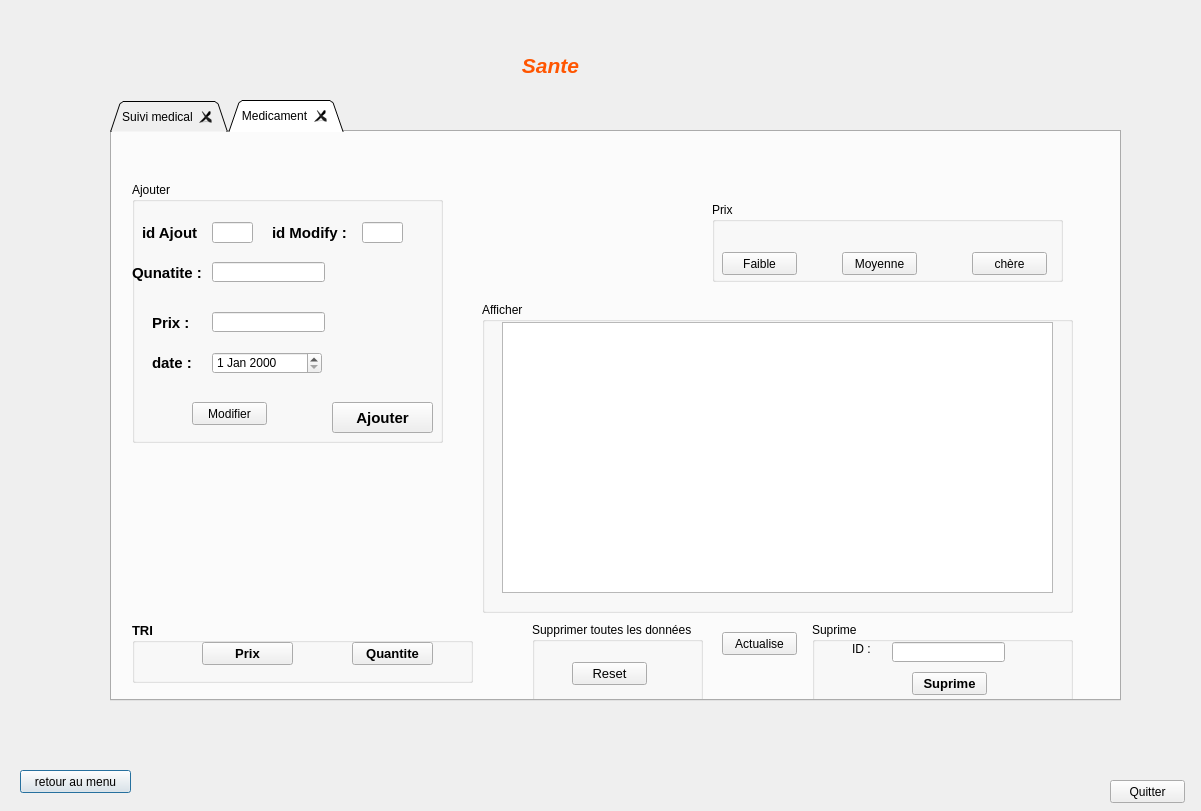
Above: application_version_beta/sante.ui from AzizBenIsmail/Projet_Parental_Monitoring_System_Qt before the change. Below: the same form after it.
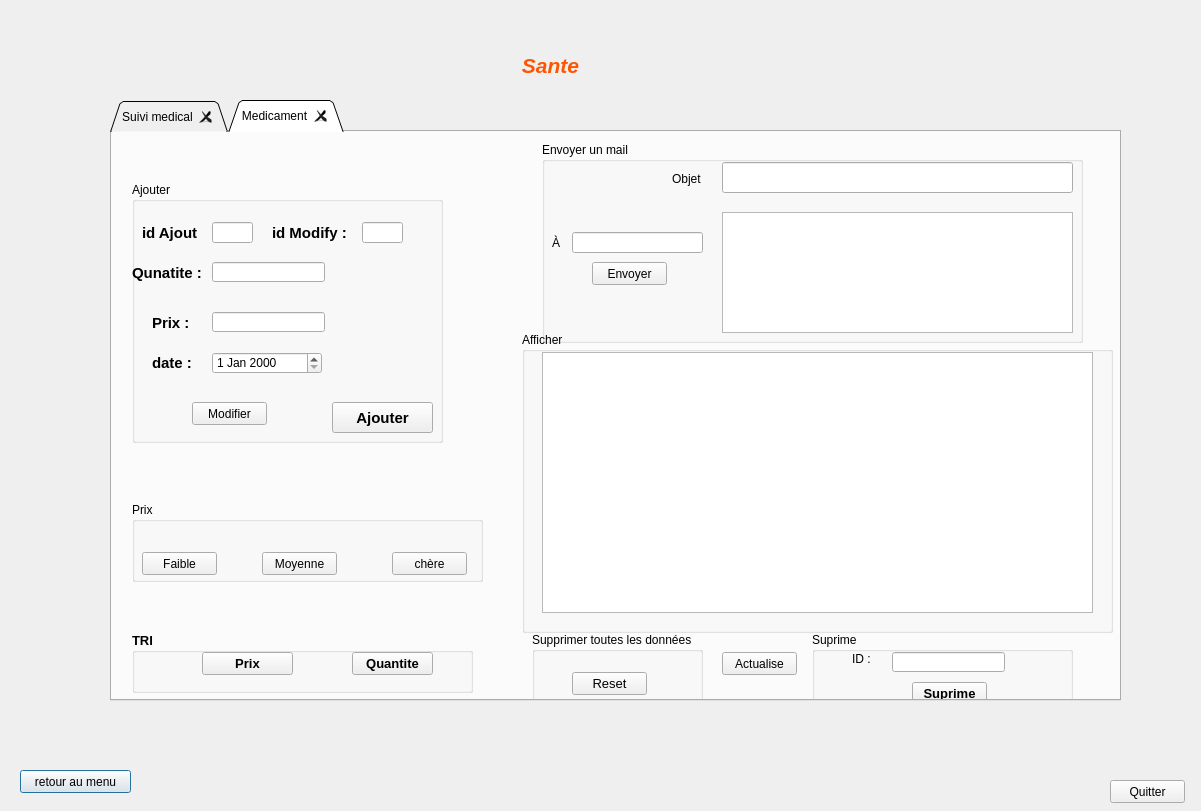
That is the form after the change. The open tabs and pages were chosen to show the change.

```diff
--- a/application_version_beta/sante.ui
+++ b/application_version_beta/sante.ui
@@ -95,7 +95,7 @@
     <enum>QTabWidget::Triangular</enum>
    </property>
    <property name="currentIndex">
-    <number>0</number>
+    <number>1</number>
    </property>
    <property name="documentMode">
     <bool>false</bool>
@@ -981,10 +981,10 @@
     <widget class="QGroupBox" name="groupBox_6">
      <property name="geometry">
       <rect>
-       <x>370</x>
-       <y>170</y>
+       <x>410</x>
+       <y>200</y>
        <width>591</width>
-       <height>311</height>
+       <height>301</height>
       </rect>
      </property>
      <property name="title">
@@ -996,7 +996,7 @@
         <x>20</x>
         <y>20</y>
         <width>551</width>
-        <height>271</height>
+        <height>261</height>
        </rect>
       </property>
      </widget>
@@ -1005,9 +1005,9 @@
      <property name="geometry">
       <rect>
        <x>700</x>
-       <y>490</y>
+       <y>500</y>
        <width>261</width>
-       <height>81</height>
+       <height>71</height>
       </rect>
      </property>
      <property name="title">
@@ -1082,9 +1082,9 @@
      <property name="geometry">
       <rect>
        <x>420</x>
-       <y>490</y>
+       <y>500</y>
        <width>171</width>
-       <height>81</height>
+       <height>71</height>
       </rect>
      </property>
      <property name="title">
@@ -1125,7 +1125,7 @@
      <property name="geometry">
       <rect>
        <x>20</x>
-       <y>490</y>
+       <y>500</y>
        <width>341</width>
        <height>61</height>
       </rect>
@@ -1190,8 +1190,8 @@
     <widget class="QGroupBox" name="groupBox_10">
      <property name="geometry">
       <rect>
-       <x>600</x>
-       <y>70</y>
+       <x>20</x>
+       <y>370</y>
        <width>351</width>
        <height>80</height>
       </rect>
@@ -1264,7 +1264,7 @@
      <property name="geometry">
       <rect>
        <x>610</x>
-       <y>500</y>
+       <y>520</y>
        <width>75</width>
        <height>23</height>
       </rect>
@@ -1280,6 +1280,107 @@
       <string>Actualise</string>
      </property>
     </widget>
+    <widget class="QGroupBox" name="groupBox_12">
+     <property name="geometry">
+      <rect>
+       <x>430</x>
+       <y>10</y>
+       <width>541</width>
+       <height>201</height>
+      </rect>
+     </property>
+     <property name="styleSheet">
+      <string notr="true"/>
+     </property>
+     <property name="title">
+      <string>Envoyer un mail</string>
+     </property>
+     <widget class="QLineEdit" name="le_envoyer">
+      <property name="geometry">
+       <rect>
+        <x>30</x>
+        <y>90</y>
+        <width>131</width>
+        <height>21</height>
+       </rect>
+      </property>
+      <property name="styleSheet">
+       <string notr="true"/>
+      </property>
+     </widget>
+     <widget class="QPushButton" name="envoyer">
+      <property name="geometry">
+       <rect>
+        <x>50</x>
+        <y>120</y>
+        <width>75</width>
+        <height>23</height>
+       </rect>
+      </property>
+      <property name="styleSheet">
+       <string notr="true">QPushButton::hover
+{
+	background-color: qlineargradient(spread:pad, x1:0, y1:0.511, x2:1, y2:0.511, stop:0 rgba(0, 207, 179, 255),stop:1 rgb(108, 135, 255));
+
+}</string>
+      </property>
+      <property name="text">
+       <string>Envoyer</string>
+      </property>
+     </widget>
+     <widget class="QTextEdit" name="te_mail">
+      <property name="geometry">
+       <rect>
+        <x>180</x>
+        <y>70</y>
+        <width>351</width>
+        <height>121</height>
+       </rect>
+      </property>
+      <property name="styleSheet">
+       <string notr="true"/>
+      </property>
+     </widget>
+     <widget class="QLineEdit" name="le_objet">
+      <property name="geometry">
+       <rect>
+        <x>180</x>
+        <y>20</y>
+        <width>351</width>
+        <height>31</height>
+       </rect>
+      </property>
+      <property name="styleSheet">
+       <string notr="true"/>
+      </property>
+     </widget>
+     <widget class="QLabel" name="label_47">
+      <property name="geometry">
+       <rect>
+        <x>130</x>
+        <y>30</y>
+        <width>47</width>
+        <height>14</height>
+       </rect>
+      </property>
+      <property name="text">
+       <string>Objet</string>
+      </property>
+     </widget>
+     <widget class="QLabel" name="label_48">
+      <property name="geometry">
+       <rect>
+        <x>10</x>
+        <y>80</y>
+        <width>21</width>
+        <height>41</height>
+       </rect>
+      </property>
+      <property name="text">
+       <string>À</string>
+      </property>
+     </widget>
+    </widget>
     <zorder>label_ph_2</zorder>
     <zorder>groupBox_3</zorder>
     <zorder>groupBox_6</zorder>
@@ -1288,6 +1389,7 @@
     <zorder>groupBox_16</zorder>
     <zorder>groupBox_10</zorder>
     <zorder>pushButton_Actualise_m</zorder>
+    <zorder>groupBox_12</zorder>
    </widget>
   </widget>
   <zorder>label_ph</zorder>
```
